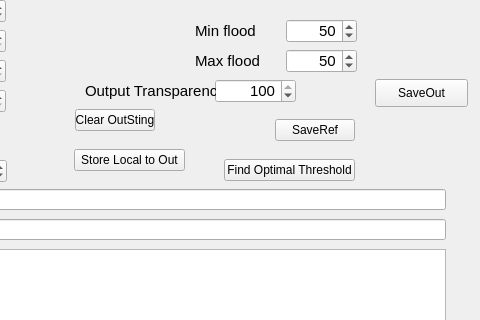
Above: HipsViever/mainwindow.ui from marcinkociolek/ProjectsPL before the change; both pictures show x 465 to 945 and y 448 to 768 of the 945 by 867 pixel window. Below: the same form after it.
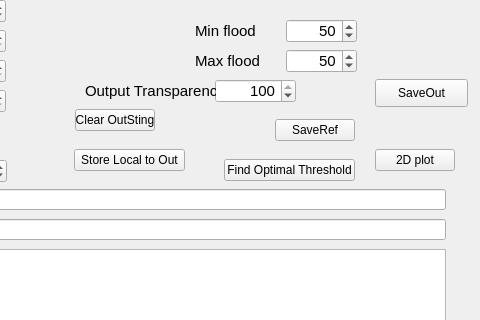
That is the form after the change.

Commit message: Hips Viever create plot Added

Patch:
```diff
--- a/HipsViever/mainwindow.ui
+++ b/HipsViever/mainwindow.ui
@@ -1680,6 +1680,19 @@
      <string>Find Optimal Threshold</string>
     </property>
    </widget>
+   <widget class="QPushButton" name="pushButtonDataFor2dPlot">
+    <property name="geometry">
+     <rect>
+      <x>840</x>
+      <y>580</y>
+      <width>80</width>
+      <height>22</height>
+     </rect>
+    </property>
+    <property name="text">
+     <string>2D plot</string>
+    </property>
+   </widget>
   </widget>
   <widget class="QMenuBar" name="menuBar">
    <property name="geometry">
```
The commit also changes 3 other files.
